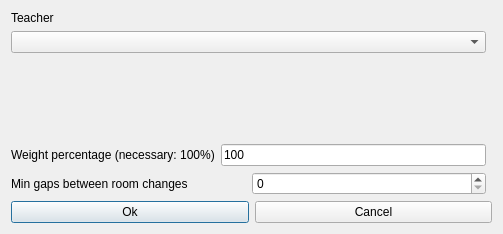
vonmecheln/fet, file fet/src/interface/modifyconstraintteachermingapsbetweenroomchangesform_template.ui: the form before one commit.
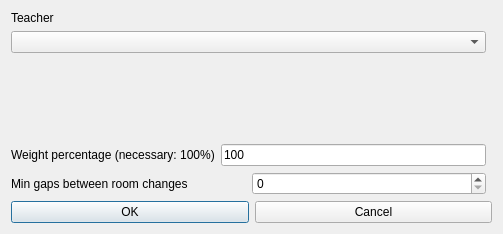
The form after the commit.

What changed in the file:
```diff
--- a/fet/src/interface/modifyconstraintteachermingapsbetweenroomchangesform_template.ui
+++ b/fet/src/interface/modifyconstraintteachermingapsbetweenroomchangesform_template.ui
@@ -95,7 +95,7 @@
      <item>
       <widget class="QPushButton" name="okPushButton">
        <property name="text">
-        <string>Ok</string>
+        <string>OK</string>
        </property>
       </widget>
      </item>
```
